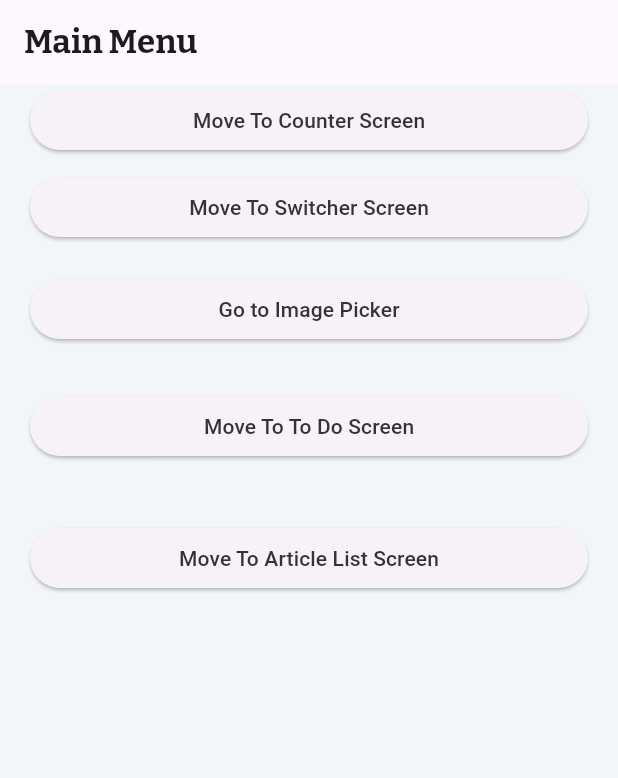
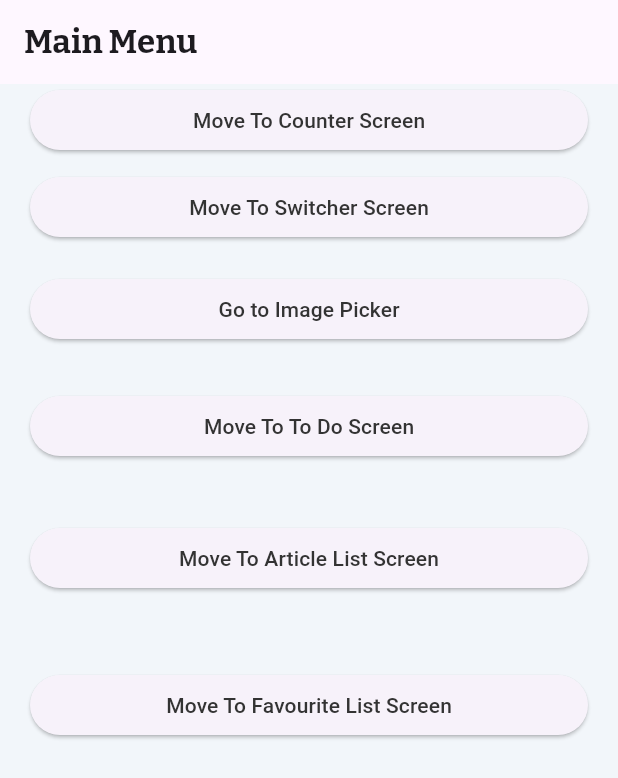
Before and after one commit to ahsanshah4105/bloc_tutorial, a Flutter app: the screen it shows after launch, on a phone screen of 412 x 824 dp. Shown: the top 778 px of the screen. Run offline on Flutter 3.47's test engine with Material 3 defaults, Android fonts, the phone set to English and light mode, and no system bars; our stand-ins replace bloc, cached_network_image, equatable, flutter_bloc, google_fonts, image_picker.

Commit message:
Added Favourite Screen using Bloc

```diff
--- a/lib/bloc/article_list_bloc.dart
+++ b/lib/bloc/article_list/article_list_bloc.dart
@@ -1,9 +1,8 @@
 import 'dart:async';
 
-import 'package:bloc_tutorial/bloc/bloc.dart';
 import 'package:bloc_tutorial/data/rw_client.dart';
-
-import '../data/article.dart';
+import '../../model/article.dart';
+import 'bloc.dart';
 
 class ArticleListBloc implements Bloc {
   final _client = RWClient();
--- /dev/null
+++ b/lib/bloc/favourite/favourite_bloc.dart
@@ -0,0 +1,46 @@
+import 'package:bloc/bloc.dart';
+import 'package:bloc_tutorial/model/favouriteItemModel.dart';
+import 'package:bloc_tutorial/repository/favourite_repository.dart';
+import 'package:equatable/equatable.dart';
+part 'favourite_event.dart';
+part 'favourite_state.dart';
+
+
+class FavouriteBloc extends Bloc<FavouriteEvent, FavouriteState> {
+  final FavouriteRepository favouriteRepository;
+
+  FavouriteBloc({required this.favouriteRepository})
+      : super(const FavouriteInitial()) {
+    on<FetchFavouriteList>(_fetchList);
+    on<ToggleFavouriteStatus>(_toggleFavouriteStatus);
+    add(FetchFavouriteList());
+  }
+
+  Future<void> _fetchList(
+      FetchFavouriteList event, Emitter<FavouriteState> emit) async {
+    emit(state.copyWith(listStatus: ListStatus.loading));
+    try {
+      final items = await favouriteRepository.fetchItem();
+      emit(state.copyWith(
+        favouriteItemList: items,
+        listStatus: ListStatus.success,
+      ));
+    } catch (_) {
+      emit(state.copyWith(listStatus: ListStatus.failure));
+    }
+  }
+
+  void _toggleFavouriteStatus(
+      ToggleFavouriteStatus event, Emitter<FavouriteState> emit) {
+    final updatedList = state.favouriteItemList.map((item) {
+      if (item.id == event.itemId) {
+        return item.copyWith(isFavourite: !item.isFavourite);
+      }
+      return item;
+    }).toList();
+
+    emit(state.copyWith(favouriteItemList: updatedList));
+  }
+
+
+}
--- /dev/null
+++ b/lib/bloc/favourite/favourite_event.dart
@@ -0,0 +1,19 @@
+part of 'favourite_bloc.dart';
+
+abstract class FavouriteEvent extends Equatable {
+  const FavouriteEvent();
+
+  @override
+  List<Object?> get props => [];
+}
+
+class FetchFavouriteList extends FavouriteEvent {}
+
+class ToggleFavouriteStatus extends FavouriteEvent {
+  final String itemId; // identify which item to toggle
+
+  const ToggleFavouriteStatus(this.itemId);
+
+  @override
+  List<Object?> get props => [itemId];
+}
--- /dev/null
+++ b/lib/bloc/favourite/favourite_state.dart
@@ -0,0 +1,30 @@
+part of 'favourite_bloc.dart';
+
+enum ListStatus { initial, loading, success, failure }
+
+class FavouriteState extends Equatable {
+  final List<FavouriteItemModel> favouriteItemList;
+  final ListStatus listStatus;
+
+  const FavouriteState({
+    this.favouriteItemList = const [],
+    this.listStatus = ListStatus.initial,
+  });
+
+  FavouriteState copyWith({
+    List<FavouriteItemModel>? favouriteItemList,
+    ListStatus? listStatus,
+  }) {
+    return FavouriteState(
+      favouriteItemList: favouriteItemList ?? this.favouriteItemList,
+      listStatus: listStatus ?? this.listStatus,
+    );
+  }
+
+  @override
+  List<Object?> get props => [favouriteItemList, listStatus];
+}
+
+class FavouriteInitial extends FavouriteState {
+  const FavouriteInitial() : super(favouriteItemList: const [], listStatus: ListStatus.initial);
+}
--- a/lib/bloc/image_picker/image_picker_bloc.dart
+++ b/lib/bloc/image_picker/image_picker_bloc.dart
@@ -7,9 +7,9 @@ part 'image_picker_event.dart';
 part 'image_picker_state.dart';
 
 class ImagePickerBloc extends Bloc<ImagePickerEvent, ImagePickerState> {
-  final ImagePickerUtils _imagePickerUtils;
+  final ImagePickerUtils imagePickerUtils;
 
-  ImagePickerBloc(this._imagePickerUtils) : super(const ImagePickerState()) {
+  ImagePickerBloc({required this.imagePickerUtils}) : super(const ImagePickerState()) {
     on<CameraCapture>(_cameraCapture);
     on<GalleryImagePicker>(_pickImageFromGallery);
   }
@@ -18,7 +18,7 @@ class ImagePickerBloc extends Bloc<ImagePickerEvent, ImagePickerState> {
       CameraCapture event,
       Emitter<ImagePickerState> emit,
       ) async {
-    final XFile? file = await _imagePickerUtils.cameraCapture();
+    final XFile? file = await imagePickerUtils.cameraCapture();
     emit(state.copyWith(file: file));
   }
 
@@ -26,7 +26,7 @@ class ImagePickerBloc extends Bloc<ImagePickerEvent, ImagePickerState> {
       GalleryImagePicker event,
       Emitter<ImagePickerState> emit,
       ) async {
-    final XFile? file = await _imagePickerUtils.pickImageFromGallery();
+    final XFile? file = await imagePickerUtils.pickImageFromGallery();
     emit(state.copyWith(file: file));
   }
 }
--- a/lib/bloc_provider/bloc_provider.dart
+++ b/lib/bloc_provider/bloc_provider.dart
@@ -1,6 +1,7 @@
 // 1
-import '../bloc/bloc.dart';
 import 'package:flutter/material.dart';
+
+import '../bloc/article_list/bloc.dart';
 class BlocProviders<T extends Bloc> extends StatefulWidget {
   final Widget child;
   final T bloc;
--- a/lib/data/article_formatter_extension.dart
+++ b/lib/data/article_formatter_extension.dart
@@ -39,7 +39,7 @@
 ///
 import 'package:intl/intl.dart';
 
-import 'article.dart';
+import '../model/article.dart';
 
 final _releaseDateFormat = DateFormat('MMM d yyyy');
 
--- a/lib/data/rw_client.dart
+++ b/lib/data/rw_client.dart
@@ -41,7 +41,7 @@ import 'dart:async';
 import 'dart:convert' show json;
 import 'package:http/http.dart' as http;
 
-import 'article.dart';
+import '../model/article.dart';
 
 class RWClient {
   final _host = 'api.raywenderlich.com';
--- a/lib/main.dart
+++ b/lib/main.dart
@@ -1,3 +1,5 @@
+import 'package:bloc_tutorial/bloc/favourite/favourite_bloc.dart';
+import 'package:bloc_tutorial/repository/favourite_repository.dart';
 import 'package:flutter/material.dart';
 import 'package:flutter_bloc/flutter_bloc.dart';
 import 'package:google_fonts/google_fonts.dart';
@@ -9,7 +11,7 @@ import 'bloc/to_do/to_do_bloc.dart';
 import 'utils/image_picker_utils.dart';
 import 'ui/app_colors.dart';
 import 'ui/main_screen.dart';
-import 'bloc/article_list_bloc.dart';
+import 'bloc/article_list/article_list_bloc.dart';
 import 'bloc_provider/bloc_provider.dart';
 
 void main() {
@@ -29,8 +31,9 @@ class ArticleFinder extends StatelessWidget {
         providers: [
           BlocProvider(create: (_) => CounterBloc()),
           BlocProvider(create: (_) => SwitchBloc()),
-          BlocProvider(create: (_) => ImagePickerBloc(ImagePickerUtils())),
+          BlocProvider(create: (_) => ImagePickerBloc(imagePickerUtils: ImagePickerUtils())),
           BlocProvider(create: (_) => ToDoBloc()),
+          BlocProvider(create: (_) => FavouriteBloc(favouriteRepository: FavouriteRepository()))
         ],
         child: MaterialApp(
           title: 'RW Finder',
--- /dev/null
+++ b/lib/model/favouriteItemModel.dart
@@ -0,0 +1,31 @@
+import 'package:equatable/equatable.dart';
+
+class FavouriteItemModel extends Equatable {
+  final String id;
+  final String value;
+  final bool isFavourite;
+  final bool isDeleting;
+  const FavouriteItemModel({
+    required this.id,
+    required this.value,
+    this.isFavourite = false,
+    this.isDeleting = false,
+  });
+
+  FavouriteItemModel copyWith({
+    String? id,
+    String? value,
+    bool? isFavourite,
+    bool? isDeleting,
+  }) {
+    return FavouriteItemModel(
+      id: id ?? this.id,
+      value: value ?? this.value,
+      isFavourite: isFavourite ?? this.isFavourite,
+      isDeleting: isDeleting ?? this.isDeleting,
+    );
+  }
+
+  @override
+  List<Object?> get props => [id, value, isFavourite, isDeleting];
+}
--- /dev/null
+++ b/lib/repository/favourite_repository.dart
@@ -0,0 +1,19 @@
+import 'package:bloc_tutorial/model/favouriteItemModel.dart';
+
+class FavouriteRepository {
+  Future<List<FavouriteItemModel>> fetchItem() async {
+    await Future.delayed(Duration(seconds: 2));
+    return List.of(_generateList(10));
+  }
+
+  List<FavouriteItemModel> _generateList(int length) {
+    return List.generate(
+      length,
+          (index) => FavouriteItemModel(
+        id: index.toString(),
+        value: 'Item $index',
+        isFavourite: false,
+      ),
+    );
+  }
+}
--- a/lib/ui/article_detail.dart
+++ b/lib/ui/article_detail.dart
@@ -42,7 +42,7 @@ import 'package:bloc_tutorial/data/article_formatter_extension.dart';
 import 'package:cached_network_image/cached_network_image.dart';
 import 'package:flutter/material.dart';
 
-import '../data/article.dart';
+import '../model/article.dart';
 
 class ArticleDetail extends StatelessWidget {
   final Article article;
--- a/lib/ui/article_list_item.dart
+++ b/lib/ui/article_list_item.dart
@@ -42,7 +42,7 @@ import 'package:bloc_tutorial/data/article_formatter_extension.dart';
 import 'package:cached_network_image/cached_network_image.dart';
 import 'package:flutter/material.dart';
 
-import '../data/article.dart';
+import '../model/article.dart';
 
 class ArticleListItem extends StatelessWidget {
   const ArticleListItem({
--- a/lib/ui/article_list_screen.dart
+++ b/lib/ui/article_list_screen.dart
@@ -2,9 +2,9 @@ import 'package:bloc_tutorial/ui/counter_screen.dart';
 import 'package:bloc_tutorial/ui/main_screen.dart';
 import 'package:flutter/material.dart';
 
-import '../bloc/article_list_bloc.dart';
+import '../bloc/article_list/article_list_bloc.dart';
 import '../bloc_provider/bloc_provider.dart';
-import '../data/article.dart';
+import '../model/article.dart';
 import 'article_list_item.dart';
 class ArticleListScreen extends StatelessWidget {
   const ArticleListScreen({Key? key}) : super(key: key);
--- a/lib/ui/main_screen.dart
+++ b/lib/ui/main_screen.dart
@@ -1,5 +1,7 @@
+import 'package:bloc_tutorial/bloc/favourite/favourite_bloc.dart';
 import 'package:bloc_tutorial/ui/article_list_screen.dart';
 import 'package:bloc_tutorial/ui/counter_screen.dart';
+import 'package:bloc_tutorial/ui/favourite_screen.dart';
 import 'package:bloc_tutorial/ui/image_picker_screen.dart';
 import 'package:bloc_tutorial/ui/switch_screen.dart';
 import 'package:bloc_tutorial/ui/to_do_screen.dart';
@@ -62,7 +64,7 @@ class _MainScreenState extends State<MainScreen> {
                       context,
                       MaterialPageRoute(
                         builder: (_) => BlocProvider(
-                          create: (_) => ImagePickerBloc(ImagePickerUtils()),
+                          create: (_) => ImagePickerBloc(imagePickerUtils: ImagePickerUtils()),
                           child: const ImagePickerScreen(),
                         ),
                       ),
@@ -100,6 +102,20 @@ class _MainScreenState extends State<MainScreen> {
                 ),
               ),
             ),
+            SizedBox(height: 50,),
+            Padding(
+              padding: const EdgeInsets.symmetric(horizontal: 20.0),
+              child: SizedBox(
+                width: double.infinity, // 👈 takes full width
+                child: ElevatedButton(
+                  onPressed: () => Navigator.push(
+                    context,
+                    MaterialPageRoute(builder: (context) => const FavouriteScreen()),
+                  ),
+                  child: const Text('Move To Favourite List Screen'),
+                ),
+              ),
+            ),
           ],
         ),
 
```
Also changed, not shown: lib/ui/favourite_screen.dart (added, +68 -0 lines), lib/bloc/article_list/bloc.dart (renamed from lib/bloc/bloc.dart), lib/model/article.dart (renamed from lib/data/article.dart).
